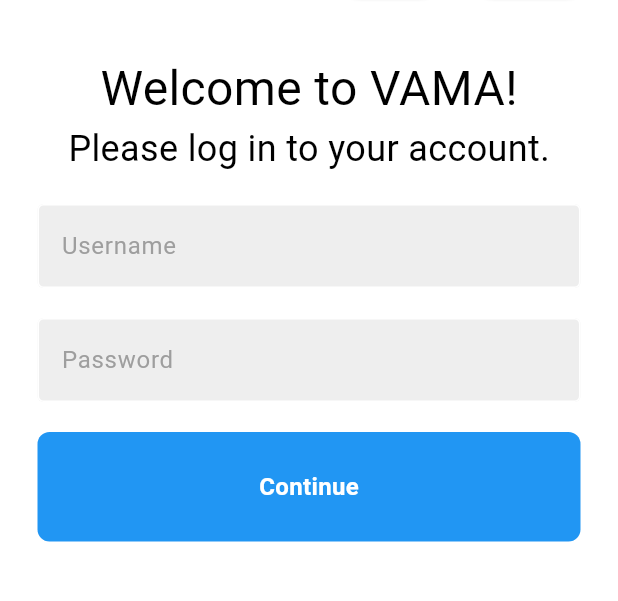
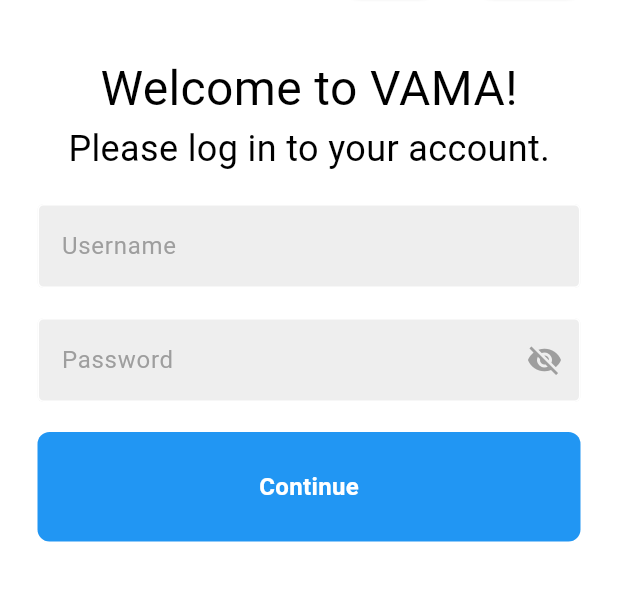
Before and after one commit to AutomaticCraftingTable/vama-mobile, a Flutter app: the screen it shows after launch, on a phone screen of 412 x 824 dp, the part 78-679 px from its top. Run offline on Flutter 3.47's test engine with Material 3 defaults, Android fonts, the phone set to English and light mode, and no system bars.

Commit message:
Add eye password

```diff
--- a/vama_mobile/lib/components/my_textfield.dart
+++ b/vama_mobile/lib/components/my_textfield.dart
@@ -15,25 +15,53 @@ class MyTextField extends StatefulWidget {
   @override
   State<MyTextField> createState() => _MyTextFieldState();
 }
+
 class _MyTextFieldState extends State<MyTextField> {
+
+  late bool _obscure;
+
+  @override
+  void initState() {
+    super.initState();
+    _obscure = widget.obscureText;
+  }
+
+  // Toggles the visibility of the password
+  void _toggleVisibility() {
+    setState(() {
+      _obscure = !_obscure;
+    });
+  }
+
   @override
   Widget build(BuildContext context) {
     return Padding(
-      padding: const EdgeInsets.symmetric(horizontal:25.0),
+      padding: const EdgeInsets.symmetric(horizontal: 25.0),
       child: TextField(
         controller: widget.controller,
-        obscureText: widget.obscureText,
+        obscureText: _obscure,
         decoration: InputDecoration(
           enabledBorder: const OutlineInputBorder(
-            borderSide: BorderSide(color:Colors.white),
+            borderSide: BorderSide(color: Colors.white),
           ),
           focusedBorder: OutlineInputBorder(
-            borderSide: BorderSide(color: Colors.grey.shade400),
+            borderSide: BorderSide(color: Colors.grey),
           ),
-          fillColor:Colors.grey.shade200,
+          fillColor: Colors.grey.shade200,
           filled: true,
           hintText: widget.hintText,
           hintStyle: TextStyle(color: Colors.grey[500]),
+
+           // If the field is for a password, show the eye icon
+          suffixIcon: widget.obscureText
+              ? IconButton(
+                  icon: Icon(
+                    _obscure ? Icons.visibility_off : Icons.visibility,
+                    color: Colors.grey,
+                  ),
+                  onPressed: _toggleVisibility,
+                )
+              : null,
         ),
       ),
     );
```
Also changed, not shown: 1 other file.
